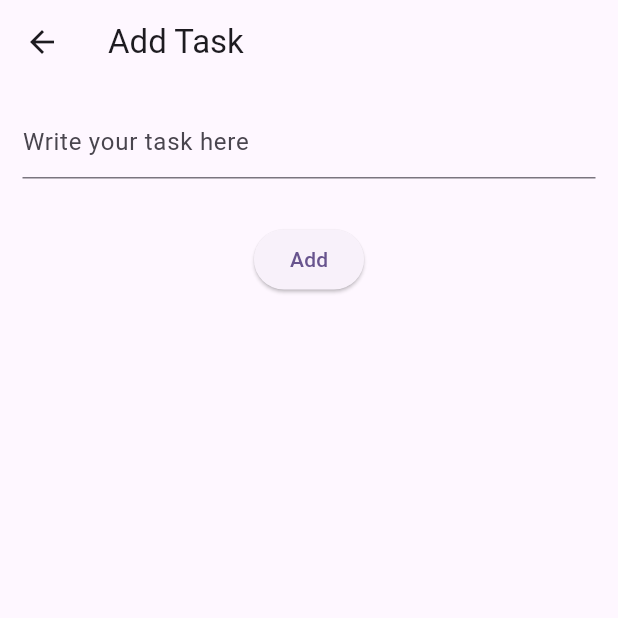
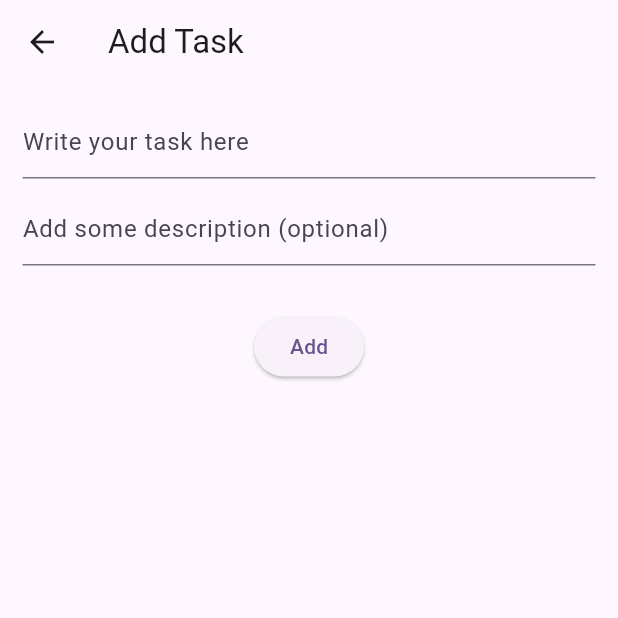
Before and after one commit to abhijain888/firebase_crud_app, a Flutter app: the screen it shows after launch, after a tap on the "add" icon, on a phone screen of 412 x 824 dp, the top half of it. Run offline on Flutter 3.47's test engine with Material 2 defaults, Android fonts, the phone set to English and light mode, and no system bars; our stand-ins replace cloud_firestore, firebase_core, package_info_plus; accounts and stored records are empty.

Commit message:
visual_notes

```diff
--- a/lib/add_todo_page.dart
+++ b/lib/add_todo_page.dart
@@ -4,7 +4,8 @@ import 'package:firebase_crud/util.dart';
 import 'package:flutter/material.dart';
 
 class AddTaskScreen extends StatelessWidget {
-  final controller = TextEditingController();
+  final taskController = TextEditingController();
+  final descController = TextEditingController();
   AddTaskScreen({super.key});
 
   @override
@@ -18,16 +19,24 @@ class AddTaskScreen extends StatelessWidget {
         child: Column(
           children: [
             TextField(
-              controller: controller,
+              controller: taskController,
               decoration: const InputDecoration(
                 hintText: "Write your task here",
+              ),
+            ),
+            const SizedBox(height: 10),
+            TextField(
+              controller: descController,
+              decoration: const InputDecoration(
+                hintText: "Add some description (optional)",
               ),
             ),
             const SizedBox(height: 30),
             ElevatedButton(
               onPressed: () => addTask(
-                context,
-                controller.text,
+                context: context,
+                task: taskController.text,
+                desc: descController.text,
               ),
               child: const Text("Add"),
             )
@@ -37,23 +46,25 @@ class AddTaskScreen extends StatelessWidget {
     );
   }
 
-  void addTask(
-    BuildContext context,
-    String todo,
-  ) async {
+  void addTask({
+    required BuildContext context,
+    required String task,
+    required String desc,
+  }) async {
     try {
-      print(todo);
       var doc = FirebaseFirestore.instance.collection("tasks").doc();
 
-      var task = Task(
+      var data = Task(
         id: doc.id,
-        todo: todo,
+        todo: task,
+        description: desc,
+        createdAt: FieldValue.serverTimestamp(),
       );
 
-      await doc.set(task.toMap());
+      await doc.set(data.toMap());
+
       if (context.mounted) {
         showSnackar(context: context, message: "Task added successfully");
-
         Navigator.of(context).pop();
       }
     } on Exception catch (e) {
--- a/lib/home_page.dart
+++ b/lib/home_page.dart
@@ -2,23 +2,53 @@ import 'package:cloud_firestore/cloud_firestore.dart';
 import 'package:firebase_crud/add_todo_page.dart';
 import 'package:firebase_crud/detail_screen.dart';
 import 'package:firebase_crud/task_model.dart';
+import 'package:firebase_crud/util.dart';
 import 'package:flutter/material.dart';
+import 'package:package_info_plus/package_info_plus.dart';
 
-class MyHomePage extends StatelessWidget {
+class MyHomePage extends StatefulWidget {
   const MyHomePage({super.key});
+
+  @override
+  State<MyHomePage> createState() => _MyHomePageState();
+}
+
+class _MyHomePageState extends State<MyHomePage> {
+  String version = "";
+
+  void getVersion() async {
+    PackageInfo packageInfo = await PackageInfo.fromPlatform();
+    setState(() {
+      version = packageInfo.version;
+    });
+  }
+
+  @override
+  void initState() {
+    getVersion();
+    super.initState();
+  }
 
   @override
   Widget build(BuildContext context) {
     return Scaffold(
       appBar: AppBar(
         title: const Text("Firebabse-CRUD"),
+        centerTitle: false,
+        actions: [
+          Text(
+            version,
+            style: const TextStyle(
+              fontSize: 12,
+            ),
+          ),
+        ],
       ),
       body: StreamBuilder(
         stream: getTasks(),
         builder: (context, snapshot) {
           if (snapshot.hasData) {
             final tasks = snapshot.data!;
-
             return tasks.isEmpty
                 ? const Center(
                     child: Text("Tap on '+' button to add a new task"),
@@ -26,11 +56,29 @@ class MyHomePage extends StatelessWidget {
                 : ListView(
                     children: tasks
                         .map(
-                          (e) => ListTile(
+                          (e) => Dismissible(
+                            key: Key(e.id),
+                            background: const DecoratedBox(
+                              decoration: BoxDecoration(
+                                color: Colors.red,
+                              ),
+                            ),
+                            onDismissed: (direction) {
+                              if (direction == DismissDirection.endToStart ||
+                                  direction == DismissDirection.startToEnd) {
+                                deleteTask(e.id);
+                              }
+                            },
+                            child: ListTile(
                               onTap: () {
                                 Navigator.of(context).push(
                                   MaterialPageRoute(
-                                    builder: (_) => const DetailScreen()),
+                                      builder: (_) => DetailScreen(
+                                            desc: e.description ?? "",
+                                            task: e.todo ?? "",
+                                            createdAt:
+                                                formatTimestamp(e.createdAt),
+                                          )),
                                 );
                               },
                               title: Text(
@@ -48,6 +96,7 @@ class MyHomePage extends StatelessWidget {
                                       .toMap();
                                   toggleTask(update, e.id);
                                 },
+                              ),
                             ),
                           ),
                         )
@@ -86,4 +135,7 @@ class MyHomePage extends StatelessWidget {
       print(e);
     }
   }
+
+  void deleteTask(String id) =>
+      FirebaseFirestore.instance.collection("tasks").doc(id).delete();
 }
--- a/lib/main.dart
+++ b/lib/main.dart
@@ -2,9 +2,11 @@ import 'package:firebase_core/firebase_core.dart';
 import 'package:firebase_crud/firebase_options.dart';
 import 'package:firebase_crud/home_page.dart';
 import 'package:flutter/material.dart';
+import 'package:package_info_plus/package_info_plus.dart';
 
 void main() async {
   WidgetsFlutterBinding.ensureInitialized();
+
   await Firebase.initializeApp(
     options: DefaultFirebaseOptions.currentPlatform,
   );
@@ -15,7 +17,6 @@ void main() async {
 class MyApp extends StatelessWidget {
   const MyApp({super.key});
 
-  // This widget is the root of your application.
   @override
   Widget build(BuildContext context) {
     return MaterialApp(
--- a/lib/task_model.dart
+++ b/lib/task_model.dart
@@ -1,24 +1,34 @@
 import 'dart:convert';
+
+import 'package:cloud_firestore/cloud_firestore.dart';
 
 // ignore_for_file: public_member_api_docs, sort_constructors_first
 class Task {
   String id;
   String? todo;
+  String? description;
+  dynamic createdAt;
   bool? isCompleted;
   Task({
     this.id = "",
     this.todo,
+    this.description,
+    this.createdAt,
     this.isCompleted = false,
   });
 
   Task copyWith({
     String? id,
     String? todo,
+    String? description,
+    dynamic createdAt,
     bool? isCompleted,
   }) {
     return Task(
       id: id ?? this.id,
       todo: todo ?? this.todo,
+      description: description ?? this.description,
+      createdAt: createdAt ?? this.createdAt,
       isCompleted: isCompleted ?? this.isCompleted,
     );
   }
@@ -27,6 +37,8 @@ class Task {
     return <String, dynamic>{
       'id': id,
       'todo': todo,
+      'description': description,
+      'createdAt': createdAt,
       'isCompleted': isCompleted,
     };
   }
@@ -35,6 +47,9 @@ class Task {
     return Task(
       id: map['id'] as String,
       todo: map['todo'] != null ? map['todo'] as String : null,
+      description:
+          map['description'] != null ? map['description'] as String : null,
+      createdAt: map['createdAt'] as dynamic,
       isCompleted:
           map['isCompleted'] != null ? map['isCompleted'] as bool : null,
     );
@@ -46,7 +61,9 @@ class Task {
       Task.fromMap(json.decode(source) as Map<String, dynamic>);
 
   @override
-  String toString() => 'Task(id: $id, todo: $todo, isCompleted: $isCompleted)';
+  String toString() {
+    return 'Task(id: $id, todo: $todo, description: $description, createdAt: $createdAt, isCompleted: $isCompleted)';
+  }
 
   @override
   bool operator ==(covariant Task other) {
@@ -54,9 +71,17 @@ class Task {
 
     return other.id == id &&
         other.todo == todo &&
+        other.description == description &&
+        other.createdAt == createdAt &&
         other.isCompleted == isCompleted;
   }
 
   @override
-  int get hashCode => id.hashCode ^ todo.hashCode ^ isCompleted.hashCode;
+  int get hashCode {
+    return id.hashCode ^
+        todo.hashCode ^
+        description.hashCode ^
+        createdAt.hashCode ^
+        isCompleted.hashCode;
+  }
 }
--- a/pubspec.yaml
+++ b/pubspec.yaml
@@ -16,7 +16,7 @@ publish_to: 'none' # Remove this line if you wish to publish to pub.dev
 # https://developer.apple.com/library/archive/documentation/General/Reference/InfoPlistKeyReference/Articles/CoreFoundationKeys.html
 # In Windows, build-name is used as the major, minor, and patch parts
 # of the product and file versions while build-number is used as the build suffix.
-version: 1.0.0+1
+version: 2.0.0+2
 
 environment:
   sdk: '>=3.1.0 <4.0.0'
@@ -37,6 +37,8 @@ dependencies:
   cupertino_icons: ^1.0.2
   firebase_core: ^2.15.1
   cloud_firestore: ^4.8.5
+  intl: ^0.18.1
+  package_info_plus: ^4.1.0
 
 dev_dependencies:
   flutter_test:
```
Also changed, not shown: lib/detail_screen.dart (+14 -5 lines), lib/util.dart (+7 -0 lines), pubspec.lock, 2 other files. Lines whose indentation alone changed are shown as unchanged.
